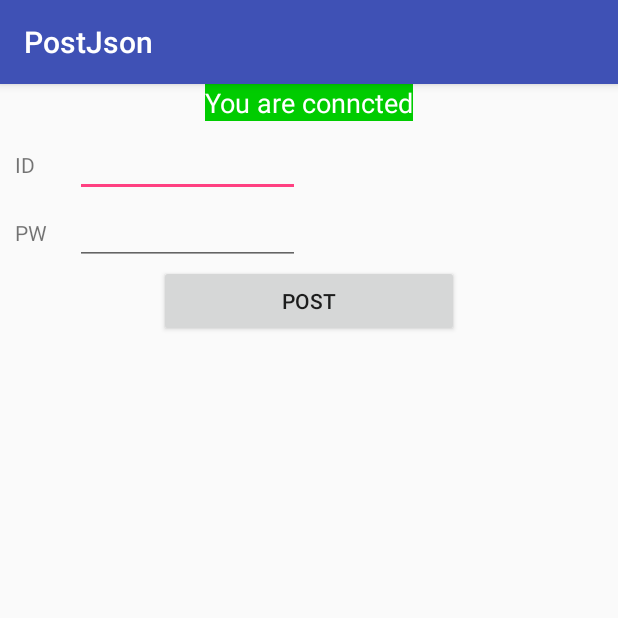
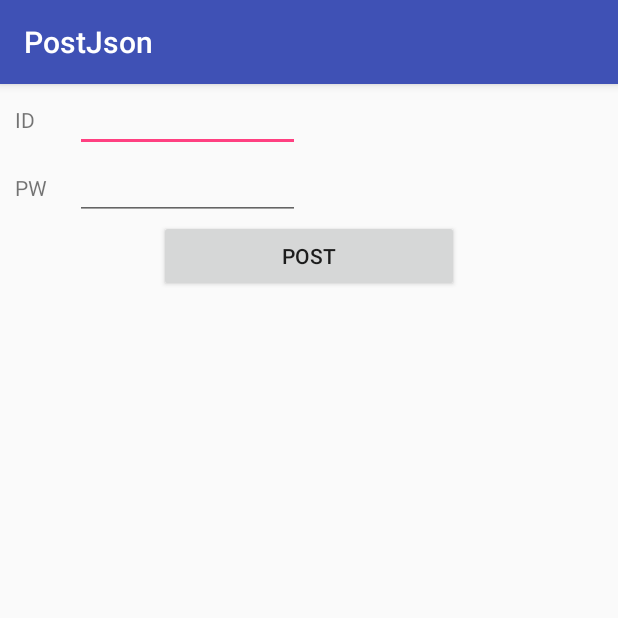
Before and after one commit to jinyoung95/SoftwareEngineering_dongguk_usedBook, an Android app: the screen it shows after launch (MainActivity), on a phone screen of 412 x 824 dp, the top half of it. Run offline under Robolectric (Android 15) with nearby library versions, the phone set to English and light mode, and no system bars.

```diff
--- a/PostJson/app/src/main/java/com/sample/postjson/MainActivity.java
+++ b/PostJson/app/src/main/java/com/sample/postjson/MainActivity.java
@@ -1,8 +1,5 @@
 package com.sample.postjson;
 
-import android.app.Activity;
-import android.net.ConnectivityManager;
-import android.net.NetworkInfo;
 import android.os.AsyncTask;
 import android.os.Bundle;
 import android.support.v7.app.AppCompatActivity;
@@ -46,16 +43,6 @@ public class MainActivity extends AppCompatActivity implements View.OnClickListe
         etPassword = (EditText) findViewById(R.id.etPassword);
         btnPost = (Button) findViewById(R.id.btnPost);
         tvResponse = (TextView) findViewById(R.id.tvResponse);
-        tvIsConnected = (TextView) findViewById(R.id.tvIsConnected);
-
-        // check if you are connected or not
-        if(isConnected()){
-            tvIsConnected.setBackgroundColor(0xFF00CC00);
-            tvIsConnected.setText("You are conncted");
-        }
-        else{
-            tvIsConnected.setText("You are NOT conncted");
-        }
 
         // add click listener to Button "POST"
         btnPost.setOnClickListener(this);
@@ -80,10 +67,6 @@ public class MainActivity extends AppCompatActivity implements View.OnClickListe
             json = jsonObject.toString();
             //json = String.format("ID=%s&PW=%s",person.getId().toString(),person.getPassword().toString());
 
-            // ** Alternative way to convert Person object to JSON string usin Jackson Lib
-            // ObjectMapper mapper = new ObjectMapper();
-            // json = mapper.writeValueAsString(person);
-
             // Set some headers to inform server about the type of the content
             // 타입설정(application/json) 형식으로 전송 (Request Body 전달시 application/json로 서버에 전달.)
             httpCon.setRequestMethod("POST");
@@ -97,8 +80,7 @@ public class MainActivity extends AppCompatActivity implements View.OnClickListe
             // InputStream으로 서버로 부터 응답을 받겠다는 옵션.
             httpCon.setDoInput(true);
 
-            //httpCon.connect();
-
+            //연결 확인
 //            byte[] buf = new byte[4096];
 //            ByteArrayOutputStream bos = new ByteArrayOutputStream();
 //            int code = httpCon.getResponseCode();
@@ -118,23 +100,15 @@ public class MainActivity extends AppCompatActivity implements View.OnClickListe
             // Request Body에 Data를 담기위해 OutputStream 객체를 생성.
             // 서버에 보낼 객체 생성
             DataOutputStream out = new DataOutputStream(httpCon.getOutputStream());
-           // OutputStream out = httpCon.getOutputStream();
             out.write(json.getBytes("utf-8"));   // 서버에 작성
             out.flush(); //객체 닫기
-           // out.close();
 
             // receive response as inputStream
             try {
                 //서버에서 읽어오는 객체 생성
                 is = httpCon.getInputStream();
-//                DataInputStream in = (DataInputStream) httpCon.getInputStream();
-//                BufferedReader br = new BufferedReader(new InputStreamReader(in));
-//                String inputLine = null;
-//                while((inputLine=br.readLine())!=null){
-//                    System.out.println(inputLine);
-//                }
-                // convert inputstream to string
                 if(is != null)
+                    // convert inputstream to string
                     result = convertInputStreamToString(is);
                 else
                     result = "Did not work!";
@@ -152,17 +126,7 @@ public class MainActivity extends AppCompatActivity implements View.OnClickListe
         catch (Exception e) {
             Log.d("InputStream", e.getLocalizedMessage());
         }
-
         return result;
-    }
-
-    public boolean isConnected(){
-        ConnectivityManager connMgr = (ConnectivityManager) getSystemService(Activity.CONNECTIVITY_SERVICE);
-        NetworkInfo networkInfo = connMgr.getActiveNetworkInfo();
-        if (networkInfo != null && networkInfo.isConnected())
-            return true;
-        else
-            return false;
     }
 
     @Override
@@ -177,11 +141,9 @@ public class MainActivity extends AppCompatActivity implements View.OnClickListe
                     HttpAsyncTask httpTask = new HttpAsyncTask(MainActivity.this);
                     //httpTask에 data 넘겨줌
                     httpTask.execute("http://softwareengineeringtp.azurewebsites.net/loginCheck/", etId.getText().toString(), etPassword.getText().toString());
-                    //httpTask.execute("http://hmkcode.appspot.com/jsonservlet", etName.getText().toString(), etCountry.getText().toString(), etTwitter.getText().toString());
                 }
                 break;
         }
-
     }
     private class HttpAsyncTask extends AsyncTask<String, Void, String> {
 
@@ -201,8 +163,7 @@ public class MainActivity extends AppCompatActivity implements View.OnClickListe
 
             return POST(urls[0],person);
         }
-        // onPostExecute displays the results of the AsyncTask.
-        // 스레드 끝나면 호출됨
+        // doInBackground(메인스레드)가 끝나면 호출됨
         @Override
         protected void onPostExecute(String result) {
             super.onPostExecute(result);
@@ -241,6 +202,5 @@ public class MainActivity extends AppCompatActivity implements View.OnClickListe
 
         inputStream.close();
         return result;
-
     }
 }
--- a/PostJson/app/src/main/res/layout/activity_main.xml
+++ b/PostJson/app/src/main/res/layout/activity_main.xml
@@ -3,17 +3,6 @@
     android:layout_width="match_parent"
     android:layout_height="match_parent"
     android:orientation="vertical" >
-
-    <TextView
-        android:id="@+id/tvIsConnected"
-        android:layout_width="wrap_content"
-        android:layout_height="wrap_content"
-        android:layout_gravity="center_horizontal"
-        android:background="#FF0000"
-        android:textColor="#FFF"
-        android:textSize="18dp"
-        android:layout_marginBottom="5dp"
-        android:text="is connected?" />
 
     <RelativeLayout
         android:layout_width="wrap_content"
```
